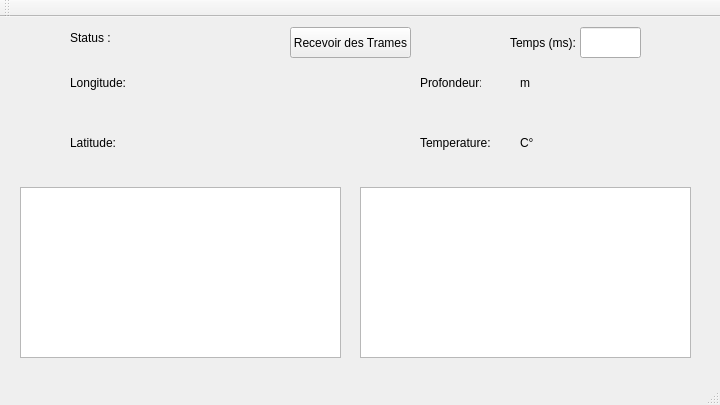
The window that Sondeur.ui (Heiseneit/Sondeur) describes before a commit, drawn with Qt 5.
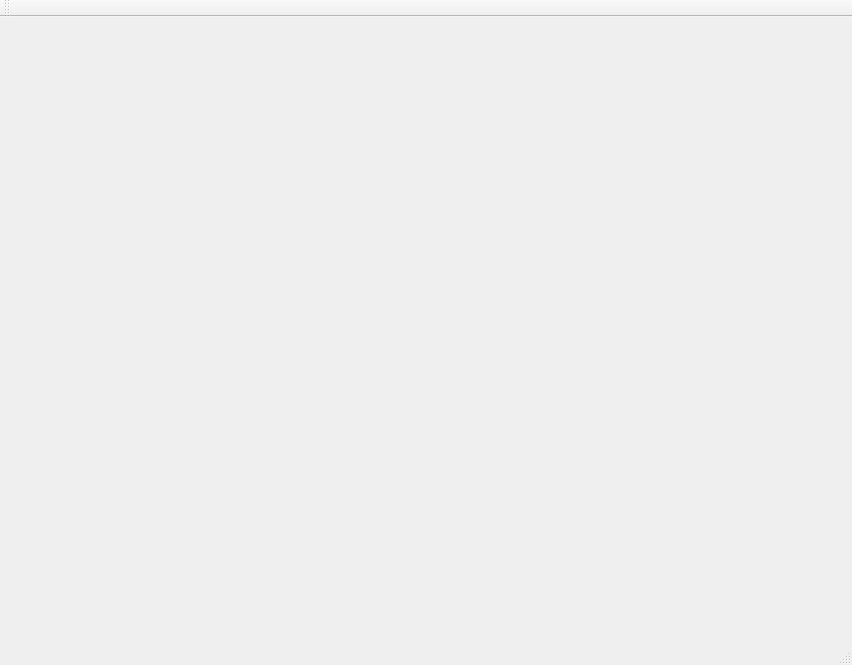
The same window after the commit.

Patch:
```diff
--- a/Sondeur.ui
+++ b/Sondeur.ui
@@ -6,8 +6,8 @@
    <rect>
     <x>0</x>
     <y>0</y>
-    <width>720</width>
-    <height>405</height>
+    <width>852</width>
+    <height>665</height>
    </rect>
   </property>
   <property name="windowTitle">
@@ -17,72 +17,10 @@
    <widget class="QLabel" name="labelLongitude">
     <property name="geometry">
      <rect>
-      <x>130</x>
-      <y>50</y>
-      <width>151</width>
-      <height>31</height>
-     </rect>
-    </property>
-    <property name="text">
-     <string/>
-    </property>
-   </widget>
-   <widget class="QLabel" name="labelLatitude">
-    <property name="geometry">
-     <rect>
-      <x>120</x>
-      <y>110</y>
-      <width>121</width>
-      <height>31</height>
-     </rect>
-    </property>
-    <property name="text">
-     <string/>
-    </property>
-   </widget>
-   <widget class="QLabel" name="labelTemperature">
-    <property name="geometry">
-     <rect>
-      <x>490</x>
-      <y>110</y>
-      <width>31</width>
-      <height>31</height>
-     </rect>
-    </property>
-    <property name="text">
-     <string/>
-    </property>
-   </widget>
-   <widget class="QListWidget" name="listWidgetHistorique">
-    <property name="geometry">
-     <rect>
-      <x>360</x>
-      <y>170</y>
-      <width>331</width>
-      <height>171</height>
-     </rect>
-    </property>
-   </widget>
-   <widget class="QLabel" name="labelProfondeur">
-    <property name="geometry">
-     <rect>
-      <x>490</x>
-      <y>50</y>
-      <width>31</width>
-      <height>31</height>
-     </rect>
-    </property>
-    <property name="text">
-     <string/>
-    </property>
-   </widget>
-   <widget class="QLabel" name="labelStatus">
-    <property name="geometry">
-     <rect>
-      <x>120</x>
-      <y>10</y>
-      <width>161</width>
-      <height>21</height>
+      <x>70</x>
+      <y>80</y>
+      <width>191</width>
+      <height>81</height>
      </rect>
     </property>
     <property name="text">
@@ -93,137 +31,13 @@
     <property name="geometry">
      <rect>
       <x>70</x>
-      <y>50</y>
-      <width>81</width>
-      <height>31</height>
+      <y>100</y>
+      <width>171</width>
+      <height>91</height>
      </rect>
     </property>
     <property name="text">
-     <string>Longitude:</string>
-    </property>
-   </widget>
-   <widget class="QLabel" name="Latitude">
-    <property name="geometry">
-     <rect>
-      <x>70</x>
-      <y>110</y>
-      <width>91</width>
-      <height>31</height>
-     </rect>
-    </property>
-    <property name="text">
-     <string>Latitude:</string>
-    </property>
-   </widget>
-   <widget class="QLabel" name="Profondeur">
-    <property name="geometry">
-     <rect>
-      <x>420</x>
-      <y>50</y>
-      <width>61</width>
-      <height>31</height>
-     </rect>
-    </property>
-    <property name="text">
-     <string>Profondeur:</string>
-    </property>
-   </widget>
-   <widget class="QLabel" name="label_2">
-    <property name="geometry">
-     <rect>
-      <x>420</x>
-      <y>110</y>
-      <width>71</width>
-      <height>31</height>
-     </rect>
-    </property>
-    <property name="text">
-     <string>Temperature:</string>
-    </property>
-   </widget>
-   <widget class="QLabel" name="label_3">
-    <property name="geometry">
-     <rect>
-      <x>70</x>
-      <y>10</y>
-      <width>47</width>
-      <height>21</height>
-     </rect>
-    </property>
-    <property name="text">
-     <string>Status :</string>
-    </property>
-   </widget>
-   <widget class="QPushButton" name="start">
-    <property name="geometry">
-     <rect>
-      <x>290</x>
-      <y>10</y>
-      <width>121</width>
-      <height>31</height>
-     </rect>
-    </property>
-    <property name="text">
-     <string>Recevoir des Trames</string>
-    </property>
-   </widget>
-   <widget class="QLabel" name="label_4">
-    <property name="geometry">
-     <rect>
-      <x>510</x>
-      <y>10</y>
-      <width>71</width>
-      <height>31</height>
-     </rect>
-    </property>
-    <property name="text">
-     <string>Temps (ms):</string>
-    </property>
-   </widget>
-   <widget class="QLineEdit" name="temps">
-    <property name="geometry">
-     <rect>
-      <x>580</x>
-      <y>10</y>
-      <width>61</width>
-      <height>31</height>
-     </rect>
-    </property>
-   </widget>
-   <widget class="QLabel" name="label_5">
-    <property name="geometry">
-     <rect>
-      <x>520</x>
-      <y>50</y>
-      <width>47</width>
-      <height>31</height>
-     </rect>
-    </property>
-    <property name="text">
-     <string>m</string>
-    </property>
-   </widget>
-   <widget class="QLabel" name="label_6">
-    <property name="geometry">
-     <rect>
-      <x>520</x>
-      <y>110</y>
-      <width>47</width>
-      <height>31</height>
-     </rect>
-    </property>
-    <property name="text">
-     <string>C°</string>
-    </property>
-   </widget>
-   <widget class="QListWidget" name="listWidgetHistorique_2">
-    <property name="geometry">
-     <rect>
-      <x>20</x>
-      <y>170</y>
-      <width>321</width>
-      <height>171</height>
-     </rect>
+     <string/>
     </property>
    </widget>
   </widget>
```
Left out of the diff: 26 changed lines with no effect on the pictures.
